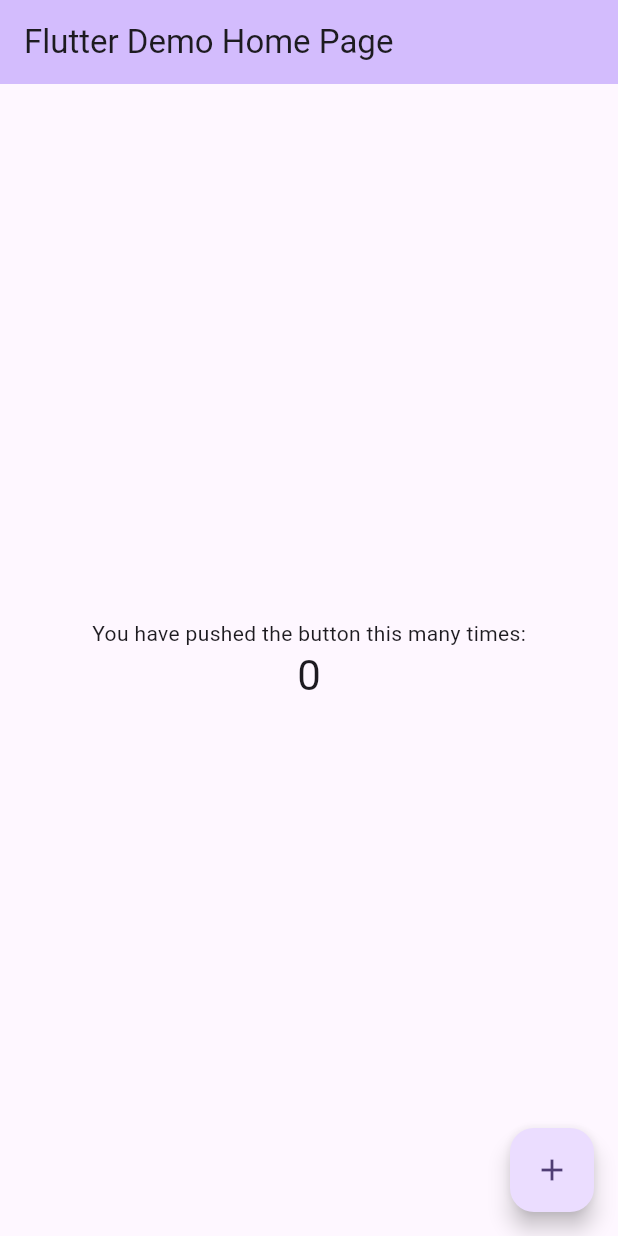
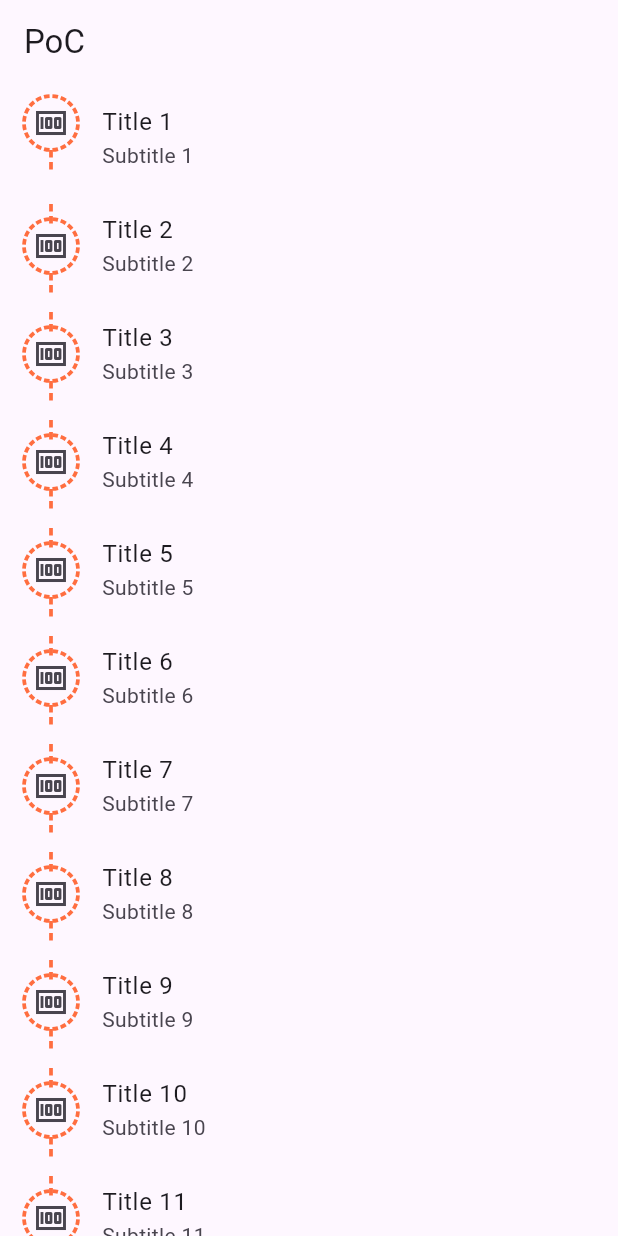
Before and after one commit to AayushChaube/portfolio, a Flutter app: the screen it shows after launch, on a phone screen of 412 x 824 dp. Run offline on Flutter 3.47's test engine with Material 3 defaults, Android fonts, the phone set to English and light mode, and no system bars.

Commit message:
Tinkered with CustomPainter PoC

```diff
--- a/lib/main.dart
+++ b/lib/main.dart
@@ -1,125 +1,7 @@
 import 'package:flutter/material.dart';
 
+import 'src/core/portfolio_app.dart';
+
 void main() {
-  runApp(const MyApp());
+  runApp(const PortfolioApp());
 }
-
-class MyApp extends StatelessWidget {
-  const MyApp({super.key});
-
-  // This widget is the root of your application.
-  @override
-  Widget build(BuildContext context) {
-    return MaterialApp(
-      title: 'Flutter Demo',
-      theme: ThemeData(
-        // This is the theme of your application.
-        //
-        // TRY THIS: Try running your application with "flutter run". You'll see
-        // the application has a purple toolbar. Then, without quitting the app,
-        // try changing the seedColor in the colorScheme below to Colors.green
-        // and then invoke "hot reload" (save your changes or press the "hot
-        // reload" button in a Flutter-supported IDE, or press "r" if you used
-        // the command line to start the app).
-        //
-        // Notice that the counter didn't reset back to zero; the application
-        // state is not lost during the reload. To reset the state, use hot
-        // restart instead.
-        //
-        // This works for code too, not just values: Most code changes can be
-        // tested with just a hot reload.
-        colorScheme: ColorScheme.fromSeed(seedColor: Colors.deepPurple),
-        useMaterial3: true,
-      ),
-      home: const MyHomePage(title: 'Flutter Demo Home Page'),
-    );
-  }
-}
-
-class MyHomePage extends StatefulWidget {
-  const MyHomePage({super.key, required this.title});
-
-  // This widget is the home page of your application. It is stateful, meaning
-  // that it has a State object (defined below) that contains fields that affect
-  // how it looks.
-
-  // This class is the configuration for the state. It holds the values (in this
-  // case the title) provided by the parent (in this case the App widget) and
-  // used by the build method of the State. Fields in a Widget subclass are
-  // always marked "final".
-
-  final String title;
-
-  @override
-  State<MyHomePage> createState() => _MyHomePageState();
-}
-
-class _MyHomePageState extends State<MyHomePage> {
-  int _counter = 0;
-
-  void _incrementCounter() {
-    setState(() {
-      // This call to setState tells the Flutter framework that something has
-      // changed in this State, which causes it to rerun the build method below
-      // so that the display can reflect the updated values. If we changed
-      // _counter without calling setState(), then the build method would not be
-      // called again, and so nothing would appear to happen.
-      _counter++;
-    });
-  }
-
-  @override
-  Widget build(BuildContext context) {
-    // This method is rerun every time setState is called, for instance as done
-    // by the _incrementCounter method above.
-    //
-    // The Flutter framework has been optimized to make rerunning build methods
-    // fast, so that you can just rebuild anything that needs updating rather
-    // than having to individually change instances of widgets.
-    return Scaffold(
-      appBar: AppBar(
-        // TRY THIS: Try changing the color here to a specific color (to
-        // Colors.amber, perhaps?) and trigger a hot reload to see the AppBar
-        // change color while the other colors stay the same.
-        backgroundColor: Theme.of(context).colorScheme.inversePrimary,
-        // Here we take the value from the MyHomePage object that was created by
-        // the App.build method, and use it to set our appbar title.
-        title: Text(widget.title),
-      ),
-      body: Center(
-        // Center is a layout widget. It takes a single child and positions it
-        // in the middle of the parent.
-        child: Column(
-          // Column is also a layout widget. It takes a list of children and
-          // arranges them vertically. By default, it sizes itself to fit its
-          // children horizontally, and tries to be as tall as its parent.
-          //
-          // Column has various properties to control how it sizes itself and
-          // how it positions its children. Here we use mainAxisAlignment to
-          // center the children vertically; the main axis here is the vertical
-          // axis because Columns are vertical (the cross axis would be
-          // horizontal).
-          //
-          // TRY THIS: Invoke "debug painting" (choose the "Toggle Debug Paint"
-          // action in the IDE, or press "p" in the console), to see the
-          // wireframe for each widget.
-          mainAxisAlignment: MainAxisAlignment.center,
-          children: <Widget>[
-            const Text(
-              'You have pushed the button this many times:',
-            ),
-            Text(
-              '$_counter',
-              style: Theme.of(context).textTheme.headlineMedium,
-            ),
-          ],
-        ),
-      ),
-      floatingActionButton: FloatingActionButton(
-        onPressed: _incrementCounter,
-        tooltip: 'Increment',
-        child: const Icon(Icons.add),
-      ), // This trailing comma makes auto-formatting nicer for build methods.
-    );
-  }
-}
--- /dev/null
+++ b/lib/src/core/portfolio_app.dart
@@ -0,0 +1,19 @@
+import 'package:flutter/material.dart';
+
+import '../views/home_screen.dart';
+
+class PortfolioApp extends StatelessWidget {
+  const PortfolioApp({super.key});
+
+  @override
+  Widget build(BuildContext context) {
+    return MaterialApp(
+      theme: ThemeData(
+        primarySwatch: Colors.blue,
+        visualDensity: VisualDensity.adaptivePlatformDensity,
+        useMaterial3: true,
+      ),
+      home: const HomeScreen(),
+    );
+  }
+}
--- /dev/null
+++ b/lib/src/views/dashed_circle.dart
@@ -0,0 +1,73 @@
+import 'dart:math';
+
+import 'package:flutter/material.dart';
+
+const int _DefaultDashes = 20;
+const Color _DefaultColor = Color(0);
+const double _DefaultGapSize = 3.0;
+const double _DefaultStrokeWidth = 2.5;
+
+class DashedCircle extends StatelessWidget {
+  final int dashes;
+  final Color color;
+  final double gapSize;
+  final double strokeWidth;
+  final Widget? child;
+
+  const DashedCircle(
+      {super.key,
+      this.child,
+      this.dashes = _DefaultDashes,
+      this.color = _DefaultColor,
+      this.gapSize = _DefaultGapSize,
+      this.strokeWidth = _DefaultStrokeWidth});
+
+  @override
+  Widget build(BuildContext context) {
+    return CustomPaint(
+      painter: DashedCirclePainter(
+        dashes: dashes,
+        color: color,
+        gapSize: gapSize,
+        strokeWidth: strokeWidth,
+      ),
+      child: child,
+    );
+  }
+}
+
+class DashedCirclePainter extends CustomPainter {
+  final int dashes;
+  final Color color;
+  final double gapSize;
+  final double strokeWidth;
+
+  DashedCirclePainter(
+      {this.dashes = _DefaultDashes,
+      this.color = _DefaultColor,
+      this.gapSize = _DefaultGapSize,
+      this.strokeWidth = _DefaultStrokeWidth});
+
+  @override
+  void paint(Canvas canvas, Size size) {
+    final double gap = pi / 180 * gapSize;
+    final double singleAngle = (pi * 2) / dashes;
+
+    for (int i = 0; i < dashes; i++) {
+      final Paint paint = Paint()
+        ..color = color
+        ..strokeWidth = _DefaultStrokeWidth
+        ..style = PaintingStyle.stroke;
+
+      canvas.drawArc(Offset.zero & size, gap + singleAngle * i,
+          singleAngle - gap * 2, false, paint);
+
+      print('${(singleAngle - gap * 2) * size.width} - Arc Length');
+    }
+  }
+
+  @override
+  bool shouldRepaint(covariant DashedCirclePainter oldDelegate) {
+    return dashes != oldDelegate.dashes || color != oldDelegate.color;
+  }
+}
--- /dev/null
+++ b/lib/src/views/home_screen.dart
@@ -0,0 +1,69 @@
+import 'package:flutter/material.dart';
+
+import 'dashed_circle.dart';
+import 'dashed_line.dart';
+
+List<String> titleList =
+    List<String>.generate(30, (index) => 'Title ${index + 1}');
+List<String> subtitleList =
+    List<String>.generate(30, (index) => 'Subtitle ${index + 1}');
+
+class HomeScreen extends StatelessWidget {
+  const HomeScreen({super.key});
+
+  @override
+  Widget build(BuildContext context) {
+    return SafeArea(
+      child: Scaffold(
+        appBar: AppBar(
+          title: const Text('PoC'),
+        ),
+        body: ListView.builder(
+          itemCount: titleList.length,
+          itemBuilder: (context, index) {
+            return ListTile(
+              leading: TileLeadingWidget(
+                tileIndex: index,
+              ),
+              title: Text(titleList.elementAt(index)),
+              subtitle: Text(subtitleList.elementAt(index)),
+            );
+          },
+        ),
+      ),
+    );
+  }
+}
+
+class TileLeadingWidget extends StatelessWidget {
+  final int tileIndex;
+
+  const TileLeadingWidget({super.key, required this.tileIndex});
+
+  @override
+  Widget build(BuildContext context) {
+    return Column(
+      children: [
+        tileIndex == 0
+            ? const SizedBox.shrink()
+            : const DashedLine(
+                height: 10.0,
+                color: Colors.deepOrangeAccent,
+              ),
+        const DashedCircle(
+          color: Colors.deepOrangeAccent,
+          child: Padding(
+            padding: EdgeInsets.all(6.0),
+            child: Icon(Icons.money),
+          ),
+        ),
+        tileIndex == titleList.length - 1
+            ? const SizedBox.shrink()
+            : const DashedLine(
+                height: 10.0,
+                color: Colors.deepOrangeAccent,
+              )
+      ],
+    );
+  }
+}
```
Also changed, not shown: lib/src/views/dashed_line.dart (added, +69 -0 lines), 1 other file.
